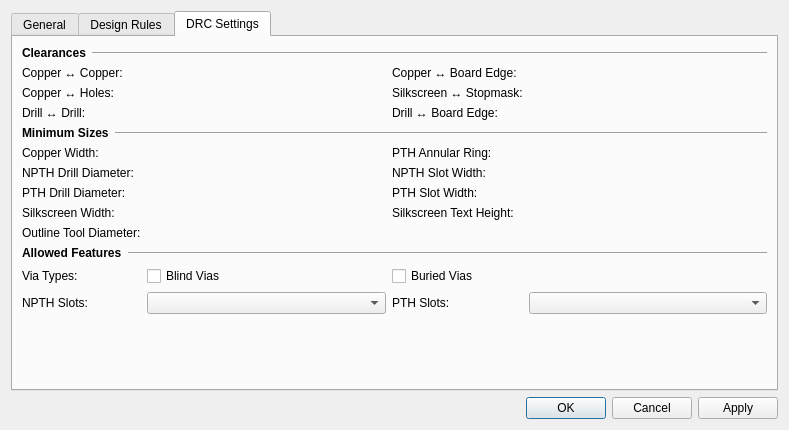
LibrePCB/LibrePCB, file libs/librepcb/editor/project/board/boardsetupdialog.ui: the form before one commit.
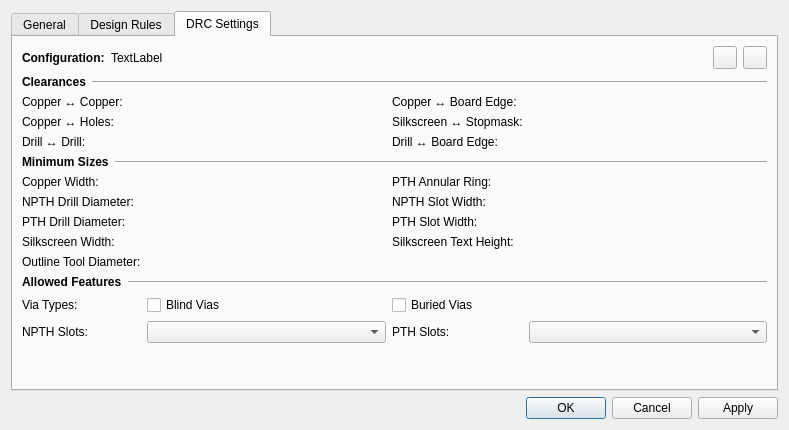
The form after the commit. The open tabs and pages were chosen to show the change. Icons and pictures are not drawn. Custom widgets are drawn as their Qt base class.

```diff
--- a/libs/librepcb/editor/project/board/boardsetupdialog.ui
+++ b/libs/librepcb/editor/project/board/boardsetupdialog.ui
@@ -566,7 +566,7 @@
             <x>0</x>
             <y>0</y>
             <width>753</width>
-            <height>340</height>
+            <height>371</height>
            </rect>
           </property>
           <property name="sizePolicy">
@@ -579,109 +579,151 @@
            <property name="sizeConstraint">
             <enum>QLayout::SetMinimumSize</enum>
            </property>
-           <item row="6" column="1">
-            <widget class="librepcb::editor::UnsignedLengthEdit" name="edtDrcMinCopperWidth" native="true"/>
+           <item row="3" column="3">
+            <widget class="librepcb::editor::UnsignedLengthEdit" name="edtDrcClearanceCopperBoard" native="true"/>
            </item>
-           <item row="8" column="0">
-            <widget class="QLabel" name="label_18">
+           <item row="3" column="1">
+            <widget class="librepcb::editor::UnsignedLengthEdit" name="edtDrcClearanceCopperCopper" native="true"/>
+           </item>
+           <item row="11" column="1">
+            <widget class="librepcb::editor::UnsignedLengthEdit" name="edtDrcMinPthDrillDiameter" native="true"/>
+           </item>
+           <item row="4" column="2">
+            <widget class="QLabel" name="label_32">
              <property name="text">
-              <string>NPTH Drill Diameter:</string>
+              <string>Silkscreen ↔ Stopmask:</string>
              </property>
             </widget>
            </item>
-           <item row="1" column="2">
+           <item row="10" column="3">
+            <widget class="librepcb::editor::UnsignedLengthEdit" name="edtDrcMinNpthSlotWidth" native="true"/>
+           </item>
+           <item row="10" column="1">
+            <widget class="librepcb::editor::UnsignedLengthEdit" name="edtDrcMinNpthDrillDiameter" native="true"/>
+           </item>
+           <item row="16" column="2">
+            <widget class="QCheckBox" name="cbxBuriedViasAllowed">
+             <property name="toolTip">
+              <string>Allow vias which start and end on inner copper layers.</string>
+             </property>
+             <property name="text">
+              <string>Buried Vias</string>
+             </property>
+            </widget>
+           </item>
+           <item row="3" column="2">
             <widget class="QLabel" name="label_23">
              <property name="text">
               <string>Copper ↔ Board Edge:</string>
              </property>
             </widget>
            </item>
-           <item row="9" column="1">
-            <widget class="librepcb::editor::UnsignedLengthEdit" name="edtDrcMinPthDrillDiameter" native="true"/>
+           <item row="8" column="3">
+            <widget class="librepcb::editor::UnsignedLengthEdit" name="edtDrcMinPthAnnularRing" native="true"/>
            </item>
-           <item row="2" column="1">
+           <item row="4" column="1">
             <widget class="librepcb::editor::UnsignedLengthEdit" name="edtDrcClearanceCopperNpth" native="true"/>
            </item>
-           <item row="9" column="2">
+           <item row="10" column="2">
+            <widget class="QLabel" name="label_16">
+             <property name="text">
+              <string>NPTH Slot Width:</string>
+             </property>
+            </widget>
+           </item>
+           <item row="12" column="0">
+            <widget class="QLabel" name="label_33">
+             <property name="text">
+              <string>Silkscreen Width:</string>
+             </property>
+            </widget>
+           </item>
+           <item row="11" column="2">
             <widget class="QLabel" name="label_15">
              <property name="text">
               <string>PTH Slot Width:</string>
              </property>
             </widget>
            </item>
-           <item row="14" column="0">
-            <widget class="QLabel" name="label_2">
+           <item row="5" column="2">
+            <widget class="QLabel" name="label_27">
              <property name="text">
-              <string>Via Types:</string>
+              <string>Drill ↔ Board Edge:</string>
              </property>
             </widget>
            </item>
-           <item row="6" column="0">
+           <item row="17" column="3">
+            <widget class="QComboBox" name="cbxDrcAllowedPthSlots">
+             <property name="insertPolicy">
+              <enum>QComboBox::NoInsert</enum>
+             </property>
+            </widget>
+           </item>
+           <item row="8" column="0">
             <widget class="QLabel" name="label_20">
              <property name="text">
               <string>Copper Width:</string>
              </property>
             </widget>
            </item>
-           <item row="3" column="3">
-            <widget class="librepcb::editor::UnsignedLengthEdit" name="edtDrcClearanceDrillBoard" native="true"/>
+           <item row="11" column="3">
+            <widget class="librepcb::editor::UnsignedLengthEdit" name="edtDrcMinPthSlotWidth" native="true"/>
            </item>
-           <item row="8" column="3">
-            <widget class="librepcb::editor::UnsignedLengthEdit" name="edtDrcMinNpthSlotWidth" native="true"/>
+           <item row="12" column="1">
+            <widget class="librepcb::editor::UnsignedLengthEdit" name="edtDrcMinSilkscreenWidth" native="true"/>
            </item>
-           <item row="11" column="1">
-            <widget class="librepcb::editor::UnsignedLengthEdit" name="edtDrcMinOutlineToolDiameter" native="true"/>
+           <item row="13" column="0">
+            <widget class="QLabel" name="label_30">
+             <property name="toolTip">
+              <string>Minimum board outline milling tool diameter. Restricts the radius of inner board edges.</string>
+             </property>
+             <property name="text">
+              <string>Outline Tool Diameter:</string>
+             </property>
+            </widget>
            </item>
-           <item row="3" column="1">
-            <widget class="librepcb::editor::UnsignedLengthEdit" name="edtDrcClearanceDrillDrill" native="true"/>
+           <item row="4" column="0">
+            <widget class="QLabel" name="label_14">
+             <property name="text">
+              <string>Copper ↔ Holes:</string>
+             </property>
+            </widget>
            </item>
-           <item row="4" column="0" colspan="4">
-            <layout class="QHBoxLayout" name="horizontalLayout_4">
-             <item>
-              <widget class="QLabel" name="label_25">
-               <property name="sizePolicy">
-                <sizepolicy hsizetype="Fixed" vsizetype="Fixed">
-                 <horstretch>0</horstretch>
-                 <verstretch>0</verstretch>
-                </sizepolicy>
-               </property>
-               <property name="font">
-                <font>
-                 <weight>75</weight>
-                 <bold>true</bold>
-                </font>
-               </property>
-               <property name="text">
-                <string>Minimum Sizes</string>
-               </property>
-              </widget>
-             </item>
-             <item>
-              <widget class="Line" name="line_2">
-               <property name="sizePolicy">
-                <sizepolicy hsizetype="Minimum" vsizetype="Preferred">
-                 <horstretch>0</horstretch>
-                 <verstretch>0</verstretch>
-                </sizepolicy>
-               </property>
-               <property name="orientation">
-                <enum>Qt::Horizontal</enum>
-               </property>
-              </widget>
-             </item>
-            </layout>
+           <item row="16" column="1">
+            <widget class="QCheckBox" name="cbxBlindViasAllowed">
+             <property name="toolTip">
+              <string>Allow vias whith either start or end on an inner copper layer.</string>
+             </property>
+             <property name="text">
+              <string>Blind Vias</string>
+             </property>
+            </widget>
            </item>
-           <item row="15" column="2">
+           <item row="17" column="2">
             <widget class="QLabel" name="label_17">
              <property name="text">
               <string>PTH Slots:</string>
              </property>
             </widget>
            </item>
-           <item row="1" column="3">
-            <widget class="librepcb::editor::UnsignedLengthEdit" name="edtDrcClearanceCopperBoard" native="true"/>
+           <item row="12" column="3">
+            <widget class="librepcb::editor::UnsignedLengthEdit" name="edtDrcMinSilkscreenTextHeight" native="true"/>
            </item>
-           <item row="12" column="0" colspan="4">
+           <item row="17" column="1">
+            <widget class="QComboBox" name="cbxDrcAllowedNpthSlots">
+             <property name="insertPolicy">
+              <enum>QComboBox::NoInsert</enum>
+             </property>
+            </widget>
+           </item>
+           <item row="8" column="2">
+            <widget class="QLabel" name="label_22">
+             <property name="text">
+              <string>PTH Annular Ring:</string>
+             </property>
+            </widget>
+           </item>
+           <item row="14" column="0" colspan="4">
             <layout class="QHBoxLayout" name="horizontalLayout_5">
              <item>
               <widget class="QLabel" name="label_29">
@@ -717,90 +759,20 @@
              </item>
             </layout>
            </item>
-           <item row="1" column="0">
+           <item row="13" column="1">
+            <widget class="librepcb::editor::UnsignedLengthEdit" name="edtDrcMinOutlineToolDiameter" native="true"/>
+           </item>
+           <item row="3" column="0">
             <widget class="QLabel" name="label_19">
              <property name="text">
               <string>Copper ↔ Copper:</string>
              </property>
             </widget>
            </item>
-           <item row="15" column="0">
-            <widget class="QLabel" name="label_21">
-             <property name="text">
-              <string>NPTH Slots:</string>
-             </property>
-            </widget>
-           </item>
-           <item row="1" column="1">
-            <widget class="librepcb::editor::UnsignedLengthEdit" name="edtDrcClearanceCopperCopper" native="true"/>
-           </item>
-           <item row="8" column="2">
-            <widget class="QLabel" name="label_16">
-             <property name="text">
-              <string>NPTH Slot Width:</string>
-             </property>
-            </widget>
-           </item>
-           <item row="14" column="1">
-            <widget class="QCheckBox" name="cbxBlindViasAllowed">
-             <property name="toolTip">
-              <string>Allow vias whith either start or end on an inner copper layer.</string>
-             </property>
-             <property name="text">
-              <string>Blind Vias</string>
-             </property>
-            </widget>
-           </item>
-           <item row="6" column="3">
-            <widget class="librepcb::editor::UnsignedLengthEdit" name="edtDrcMinPthAnnularRing" native="true"/>
-           </item>
-           <item row="6" column="2">
-            <widget class="QLabel" name="label_22">
-             <property name="text">
-              <string>PTH Annular Ring:</string>
-             </property>
-            </widget>
-           </item>
-           <item row="14" column="2">
-            <widget class="QCheckBox" name="cbxBuriedViasAllowed">
-             <property name="toolTip">
-              <string>Allow vias which start and end on inner copper layers.</string>
-             </property>
-             <property name="text">
-              <string>Buried Vias</string>
-             </property>
-            </widget>
-           </item>
-           <item row="10" column="1">
-            <widget class="librepcb::editor::UnsignedLengthEdit" name="edtDrcMinSilkscreenWidth" native="true"/>
-           </item>
-           <item row="9" column="3">
-            <widget class="librepcb::editor::UnsignedLengthEdit" name="edtDrcMinPthSlotWidth" native="true"/>
-           </item>
-           <item row="2" column="3">
-            <widget class="librepcb::editor::UnsignedLengthEdit" name="edtDrcClearanceSilkscreenStopmask" native="true"/>
-           </item>
-           <item row="11" column="0">
-            <widget class="QLabel" name="label_30">
-             <property name="toolTip">
-              <string>Minimum board outline milling tool diameter. Restricts the radius of inner board edges.</string>
-             </property>
-             <property name="text">
-              <string>Outline Tool Diameter:</string>
-             </property>
-            </widget>
-           </item>
-           <item row="15" column="1">
-            <widget class="QComboBox" name="cbxDrcAllowedNpthSlots">
-             <property name="insertPolicy">
-              <enum>QComboBox::NoInsert</enum>
-             </property>
-            </widget>
-           </item>
-           <item row="0" column="0" colspan="4">
-            <layout class="QHBoxLayout" name="horizontalLayout">
+           <item row="6" column="0" colspan="4">
+            <layout class="QHBoxLayout" name="horizontalLayout_4">
              <item>
-              <widget class="QLabel" name="label_28">
+              <widget class="QLabel" name="label_25">
                <property name="sizePolicy">
                 <sizepolicy hsizetype="Fixed" vsizetype="Fixed">
                  <horstretch>0</horstretch>
@@ -814,12 +786,12 @@
                 </font>
                </property>
                <property name="text">
-                <string>Clearances</string>
+                <string>Minimum Sizes</string>
                </property>
               </widget>
              </item>
              <item>
-              <widget class="Line" name="line_4">
+              <widget class="Line" name="line_2">
                <property name="sizePolicy">
                 <sizepolicy hsizetype="Minimum" vsizetype="Preferred">
                  <horstretch>0</horstretch>
@@ -833,59 +805,41 @@
              </item>
             </layout>
            </item>
-           <item row="2" column="2">
-            <widget class="QLabel" name="label_32">
-             <property name="text">
-              <string>Silkscreen ↔ Stopmask:</string>
-             </property>
-            </widget>
-           </item>
-           <item row="3" column="2">
-            <widget class="QLabel" name="label_27">
-             <property name="text">
-              <string>Drill ↔ Board Edge:</string>
-             </property>
-            </widget>
-           </item>
-           <item row="3" column="0">
-            <widget class="QLabel" name="label_26">
-             <property name="text">
-              <string>Drill ↔ Drill:</string>
-             </property>
-            </widget>
-           </item>
            <item row="10" column="0">
-            <widget class="QLabel" name="label_33">
+            <widget class="QLabel" name="label_18">
              <property name="text">
-              <string>Silkscreen Width:</string>
+              <string>NPTH Drill Diameter:</string>
              </property>
             </widget>
            </item>
            <item row="8" column="1">
-            <widget class="librepcb::editor::UnsignedLengthEdit" name="edtDrcMinNpthDrillDiameter" native="true"/>
+            <widget class="librepcb::editor::UnsignedLengthEdit" name="edtDrcMinCopperWidth" native="true"/>
            </item>
-           <item row="2" column="0">
-            <widget class="QLabel" name="label_14">
+           <item row="5" column="0">
+            <widget class="QLabel" name="label_26">
              <property name="text">
-              <string>Copper ↔ Holes:</string>
+              <string>Drill ↔ Drill:</string>
              </property>
             </widget>
            </item>
-           <item row="9" column="0">
-            <widget class="QLabel" name="label_24">
+           <item row="16" column="0">
+            <widget class="QLabel" name="label_2">
              <property name="text">
-              <string>PTH Drill Diameter:</string>
-             </property>
-            </widget>
-           </item>
-           <item row="15" column="3">
-            <widget class="QComboBox" name="cbxDrcAllowedPthSlots">
-             <property name="insertPolicy">
-              <enum>QComboBox::NoInsert</enum>
+              <string>Via Types:</string>
              </property>
             </widget>
            </item>
            <item row="17" column="0">
+            <widget class="QLabel" name="label_21">
+             <property name="text">
+              <string>NPTH Slots:</string>
+             </property>
+            </widget>
+           </item>
+           <item row="5" column="1">
+            <widget class="librepcb::editor::UnsignedLengthEdit" name="edtDrcClearanceDrillDrill" native="true"/>
+           </item>
+           <item row="19" column="0">
             <spacer name="verticalSpacer">
              <property name="orientation">
               <enum>Qt::Vertical</enum>
@@ -898,16 +852,111 @@
              </property>
             </spacer>
            </item>
-           <item row="10" column="3">
-            <widget class="librepcb::editor::UnsignedLengthEdit" name="edtDrcMinSilkscreenTextHeight" native="true"/>
+           <item row="11" column="0">
+            <widget class="QLabel" name="label_24">
+             <property name="text">
+              <string>PTH Drill Diameter:</string>
+             </property>
+            </widget>
            </item>
-           <item row="10" column="2">
+           <item row="4" column="3">
+            <widget class="librepcb::editor::UnsignedLengthEdit" name="edtDrcClearanceSilkscreenStopmask" native="true"/>
+           </item>
+           <item row="12" column="2">
             <widget class="QLabel" name="label_34">
              <property name="text">
               <string>Silkscreen Text Height:</string>
              </property>
             </widget>
            </item>
+           <item row="5" column="3">
+            <widget class="librepcb::editor::UnsignedLengthEdit" name="edtDrcClearanceDrillBoard" native="true"/>
+           </item>
+           <item row="2" column="0" colspan="4">
+            <layout class="QHBoxLayout" name="horizontalLayout">
+             <item>
+              <widget class="QLabel" name="label_28">
+               <property name="sizePolicy">
+                <sizepolicy hsizetype="Fixed" vsizetype="Fixed">
+                 <horstretch>0</horstretch>
+                 <verstretch>0</verstretch>
+                </sizepolicy>
+               </property>
+               <property name="font">
+                <font>
+                 <weight>75</weight>
+                 <bold>true</bold>
+                </font>
+               </property>
+               <property name="text">
+                <string>Clearances</string>
+               </property>
+              </widget>
+             </item>
+             <item>
+              <widget class="Line" name="line_4">
+               <property name="sizePolicy">
+                <sizepolicy hsizetype="Minimum" vsizetype="Preferred">
+                 <horstretch>0</horstretch>
+                 <verstretch>0</verstretch>
+                </sizepolicy>
+               </property>
+               <property name="orientation">
+                <enum>Qt::Horizontal</enum>
+               </property>
+              </widget>
+             </item>
+            </layout>
+           </item>
+           <item row="1" column="0" colspan="4">
+            <layout class="QHBoxLayout" name="horizontalLayout_8" stretch="0,1,0,0">
+             <item>
+              <widget class="QLabel" name="label_37">
+               <property name="font">
+                <font>
+                 <weight>75</weight>
+                 <bold>true</bold>
+                </font>
+               </property>
+               <property name="text">
+                <string>Configuration:</string>
+               </property>
+              </widget>
+             </item>
+             <item>
+              <widget class="QLabel" name="lblDrcConfigName">
+               <property name="text">
+                <string>TextLabel</string>
+               </property>
+              </widget>
+             </item>
+             <item>
+              <widget class="QToolButton" name="toolButton_2">
+               <property name="toolTip">
+                <string>Reset to Defaults</string>
+               </property>
+               <property name="icon">
+                <iconset resource="../../../../../img/images.qrc">
+                 <normaloff>:/img/actions/undo.png</normaloff>:/img/actions/undo.png</iconset>
+               </property>
+              </widget>
+             </item>
+             <item>
+              <widget class="QToolButton" name="toolButton">
+               <property name="toolTip">
+                <string>Load Settings...</string>
+               </property>
+               <property name="text">
+                <string notr="true"/>
+               </property>
+               <property name="icon">
+                <iconset resource="../../../../../img/images.qrc">
+                 <normaloff>:/img/actions/open.png</normaloff>:/img/actions/open.png</iconset>
+               </property>
+              </widget>
+             </item>
+            </layout>
+           </item>
           </layout>
          </widget>
         </widget>
```
Left out of the diff: 10 changed lines with no effect on the pictures.
